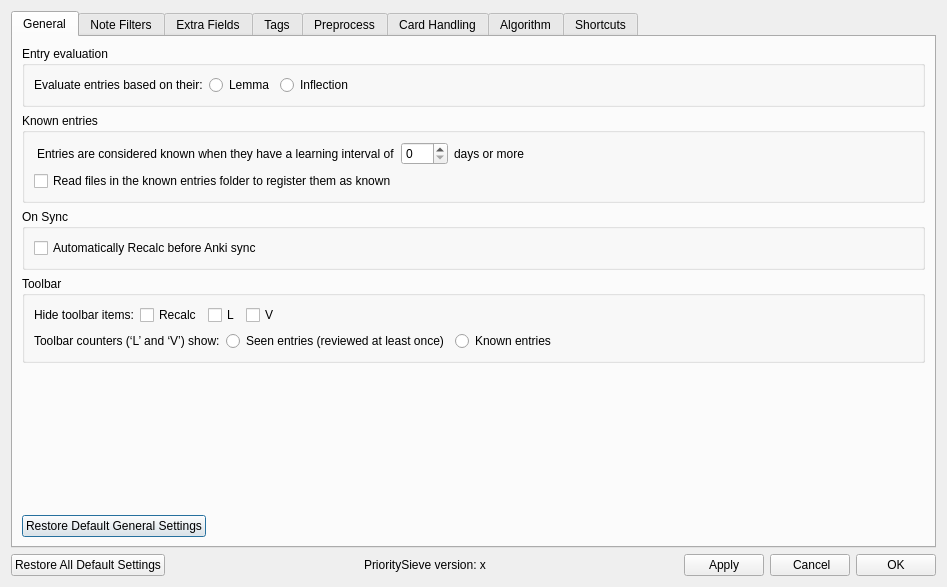
Qt form prioritysieve/ui/settings_dialog.ui (travv0/prioritysieve) before a commit.
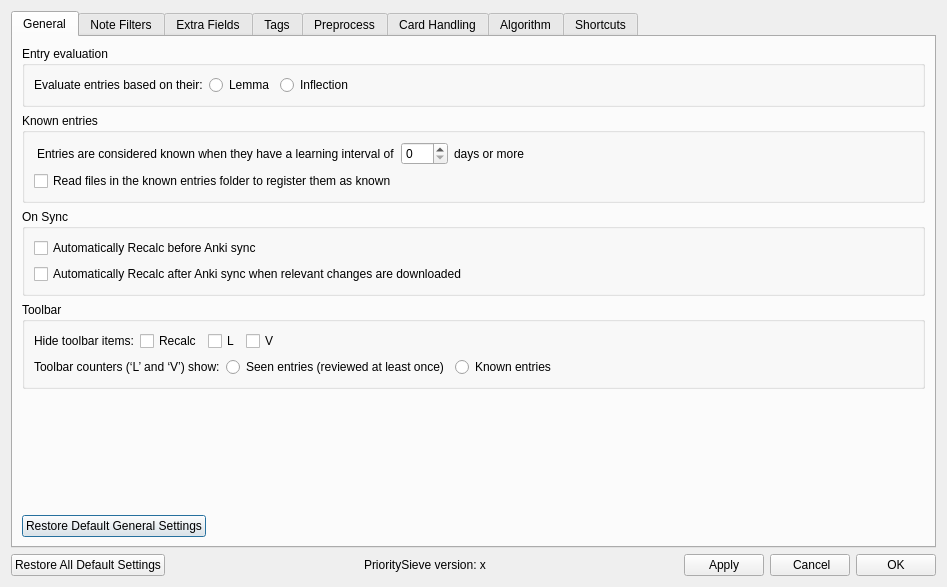
The same form after that commit.

Commit message: Add optional post-sync recalc

```diff
--- a/prioritysieve/ui/settings_dialog.ui
+++ b/prioritysieve/ui/settings_dialog.ui
@@ -169,6 +169,13 @@
               </property>
              </widget>
             </item>
+           <item>
+            <widget class="QCheckBox" name="recalcAfterSyncCheckBox">
+             <property name="text">
+              <string>Automatically Recalc after Anki sync when relevant changes are downloaded</string>
+             </property>
+            </widget>
+           </item>
            </layout>
           </widget>
          </item>
```
Lines whose indentation alone changed are shown as unchanged. The commit also changes 5 other files.
